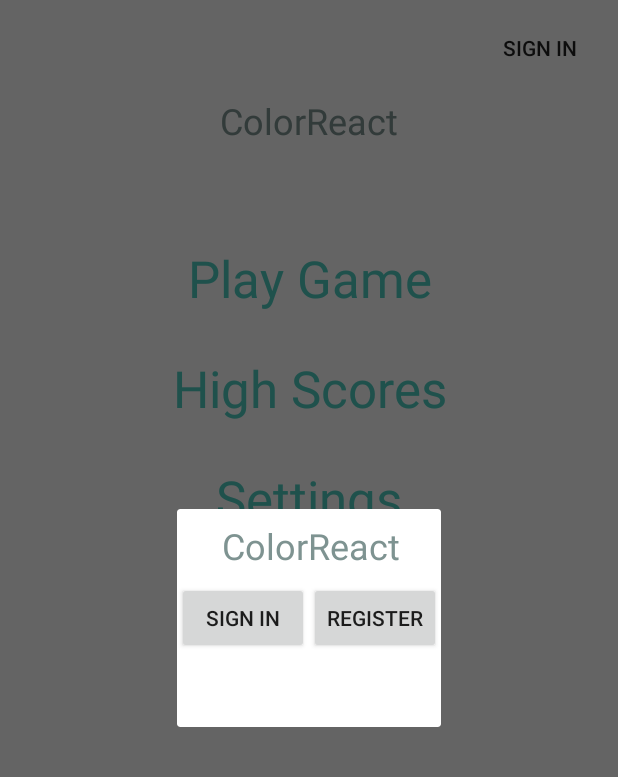
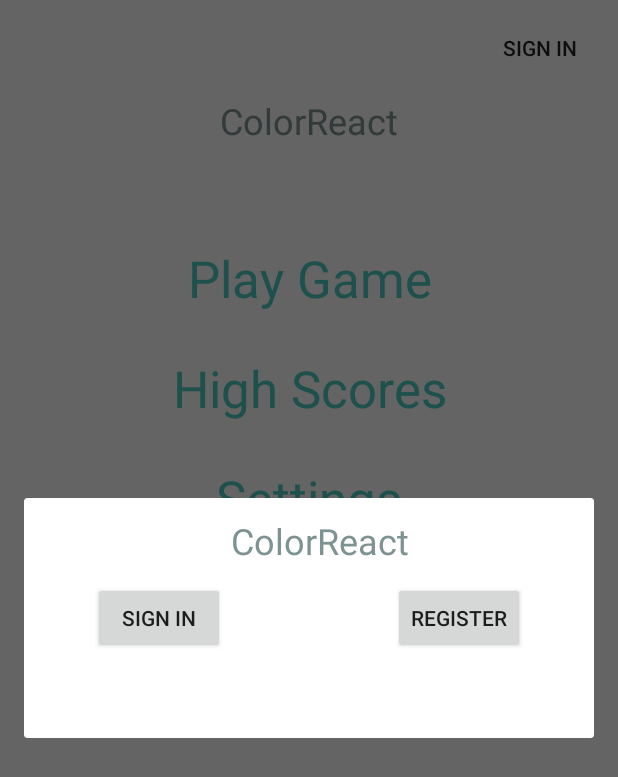
Before and after one commit to liangan4793/ColorReact, an Android app: the screen it shows after launch (MenuActivity), after a tap on "SIGN IN", on a phone screen of 412 x 824 dp. Shown: the top 777 px of the screen. Run offline under Robolectric (Android 15) with nearby library versions, the phone set to English and light mode, and no system bars; our stand-ins replace ButterKnife, Firebase (no records; nobody signed in at launch, a user with empty details on screens opened directly).

Commit message:
added register new user functionality

```diff
--- a/app/src/main/java/com/example/andy/colorreact/MenuActivity.java
+++ b/app/src/main/java/com/example/andy/colorreact/MenuActivity.java
@@ -38,8 +38,8 @@ public class MenuActivity extends AppCompatActivity implements RegisterUserDialo
             @Override
             public void onClick(View v) {
                 //TODO:
-                UserSignInFragment userSignInFragment = new UserSignInFragment();
-                userSignInFragment.show(getFragmentManager(), "User SignIn");
+                UserSignInDialogFragment userSignInDialogFragment = new UserSignInDialogFragment();
+                userSignInDialogFragment.show(getFragmentManager(), "User sign in");
             }
         });
     }
--- a/app/src/main/java/com/example/andy/colorreact/RegisterUserDialogFragment.java
+++ b/app/src/main/java/com/example/andy/colorreact/RegisterUserDialogFragment.java
@@ -38,7 +38,7 @@ public class RegisterUserDialogFragment extends DialogFragment {
     public View onCreateView(LayoutInflater inflater, @Nullable ViewGroup container, Bundle savedInstanceState) {
         View view = inflater.inflate(R.layout.fragment_register_user, container);
         ButterKnife.bind(this, view);
-        return inflater.inflate(R.layout.fragment_register_user, container);
+        return view;
     }
 
     @Override
--- a/app/src/main/java/com/example/andy/colorreact/UserSignInFragment.java
+++ b/app/src/main/java/com/example/andy/colorreact/UserSignInDialogFragment.java
@@ -1,7 +1,6 @@
 package com.example.andy.colorreact;
 
 import android.app.DialogFragment;
-import android.app.Fragment;
 import android.os.Bundle;
 import android.support.annotation.Nullable;
 import android.view.LayoutInflater;
@@ -13,14 +12,17 @@ import butterknife.BindView;
 import butterknife.ButterKnife;
 
 /**
- * Created by andy on 07/11/17.
+ * Created by AndyDesk on 11/11/2017.
  */
 
-public class UserSignInFragment extends DialogFragment {
+public class UserSignInDialogFragment extends DialogFragment {
 
-    @BindView(R.id.fragment_user_sign_in_sign_in_button) Button signInButton;
-    @BindView(R.id.fragment_user_sign_in_register_button) Button registerButton;
+    @BindView(R.id.fragment_user_sign_in_register_button)
+    Button registerButton;
+    @BindView(R.id.fragment_user_sign_in_sign_in_button)
+    Button signInButton;
 
+    public UserSignInDialogFragment() {}
 
     @Nullable
     @Override
@@ -28,26 +30,22 @@ public class UserSignInFragment extends DialogFragment {
 
         View view = inflater.inflate(R.layout.fragment_user_sign_in, container);
         ButterKnife.bind(this, view);
-        return inflater.inflate(R.layout.fragment_user_sign_in, container);
+        return view;
     }
 
     @Override
     public void onViewCreated(View view, @Nullable Bundle savedInstanceState) {
         super.onViewCreated(view, savedInstanceState);
-
-        signInButton.setOnClickListener(new View.OnClickListener() {
-            @Override
-            public void onClick(View v) {
-                //TODO
-            }
-        });
+        ButterKnife.bind(this, view);
 
         registerButton.setOnClickListener(new View.OnClickListener() {
             @Override
             public void onClick(View v) {
                 RegisterUserDialogFragment registerUserDialogFragment = new RegisterUserDialogFragment();
                 registerUserDialogFragment.show(getFragmentManager(), "Register User");
+                dismiss();
             }
         });
+
     }
 }
--- a/app/src/main/res/layout/fragment_user_sign_in.xml
+++ b/app/src/main/res/layout/fragment_user_sign_in.xml
@@ -11,6 +11,7 @@
         android:id="@+id/fragment_user_sign_in_sign_in_button"
         android:layout_width="wrap_content"
         android:layout_height="wrap_content"
+        android:layout_margin="56dp"
         android:text="Sign In"
         app:layout_constraintBottom_toBottomOf="parent"
         app:layout_constraintEnd_toStartOf="@+id/fragment_user_sign_in_register_button"
@@ -23,6 +24,7 @@
         android:id="@+id/fragment_user_sign_in_register_button"
         android:layout_width="wrap_content"
         android:layout_height="wrap_content"
+        android:layout_margin="56dp"
         android:text="Register"
         app:layout_constraintBottom_toBottomOf="parent"
         app:layout_constraintEnd_toEndOf="parent"
```
